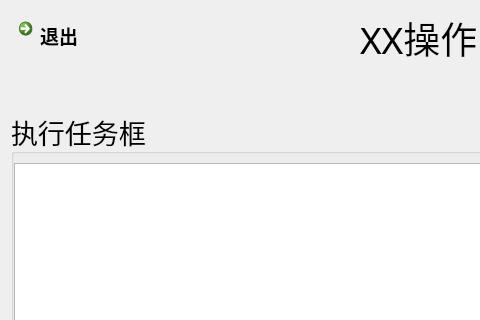
Above: qt/SmartCabinet/ui/exec/dg_execclass.ui from huanghl365/web before the change; both pictures show x 0 to 480 and y 0 to 320 of the 1031 by 647 pixel window. Below: the same form after it.
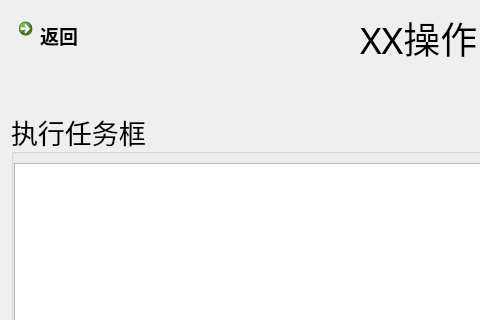
That is the form after the change.

```diff
--- a/qt/SmartCabinet/ui/exec/dg_execclass.ui
+++ b/qt/SmartCabinet/ui/exec/dg_execclass.ui
@@ -34,7 +34,7 @@
             </font>
            </property>
            <property name="text">
-            <string>退出</string>
+            <string>返回</string>
            </property>
           </widget>
          </item>
```
Left out of the diff: 8 changed lines with no effect on the pictures.
